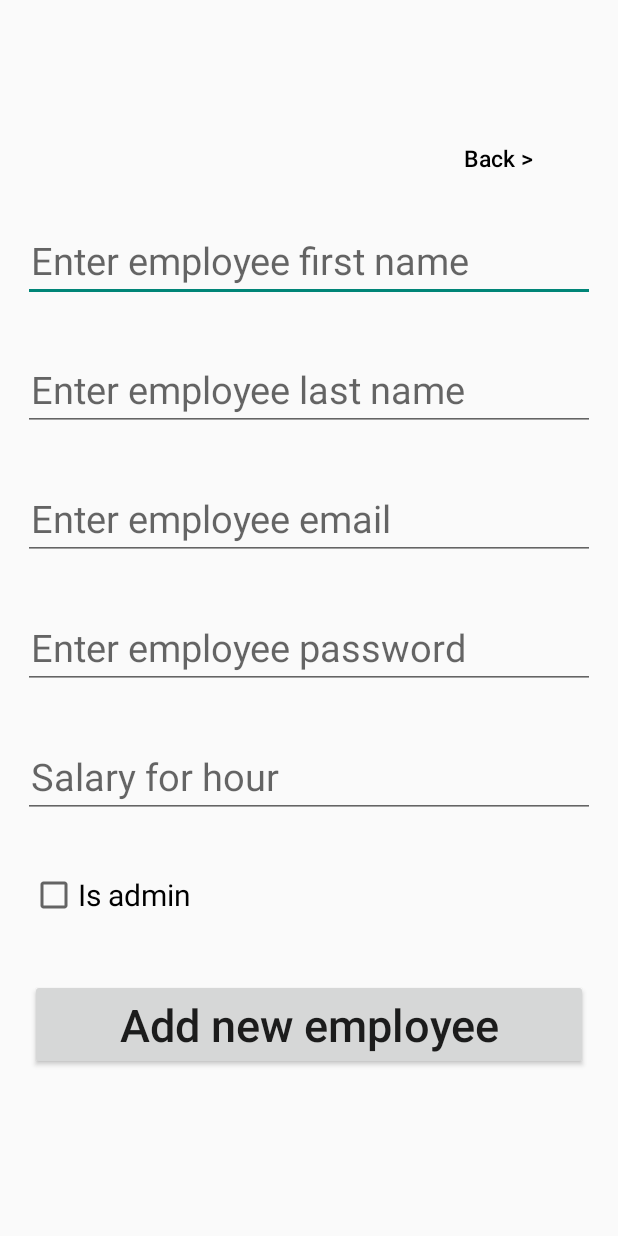
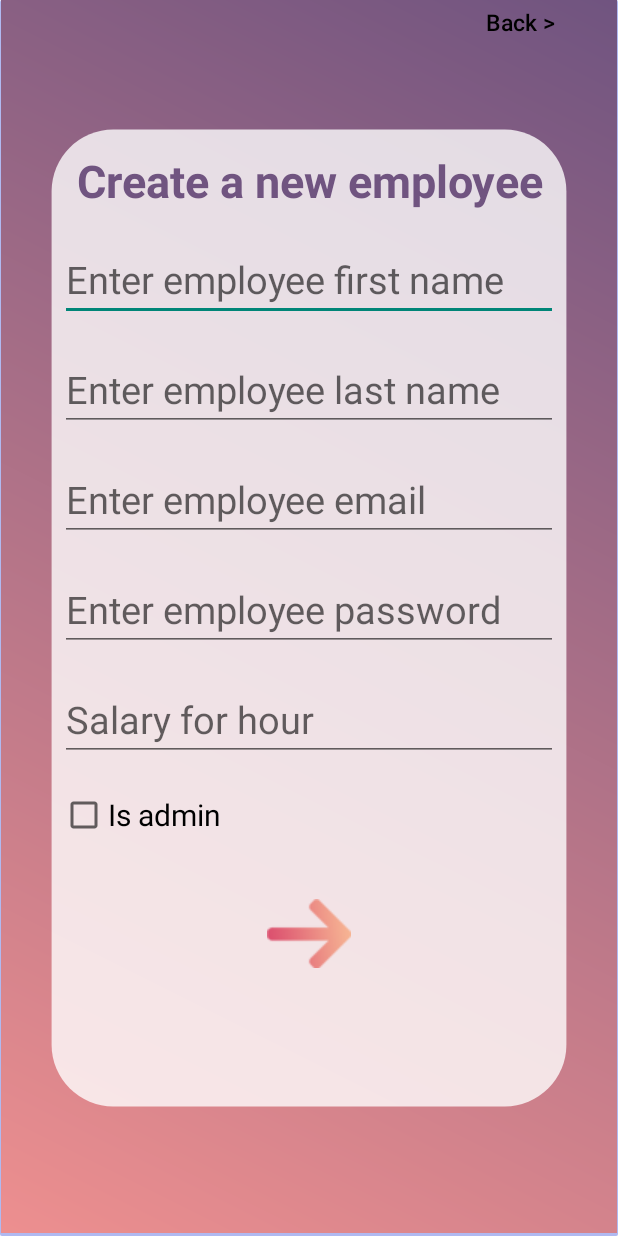
Before and after one commit to Maorm2/ShiftManagment, an Android app: the layout add_new_employee.xml on its own in the app's theme, with its tools: preview values and no code run, on a phone screen of 412 x 824 dp. Run offline under Robolectric (Android 15) with nearby library versions, the phone set to English and light mode, and no system bars.

Commit message:
add new employee

```diff
--- /dev/null
+++ b/app/src/main/res/drawable-v24/white_curve.xml
@@ -0,0 +1,43 @@
+<shape xmlns:android="http://schemas.android.com/apk/res/android"
+    android:shape="rectangle">
+
+    <corners
+        android:bottomRightRadius="9dp"
+        android:topRightRadius="9dp"
+        android:topLeftRadius="9dp"
+        android:bottomLeftRadius="9dp" />
+
+    <solid android:color="#C9FFFFFF"/>
+<!--
+    <gradient
+        android:angle="45"
+        android:centerX="float"
+        android:centerY="float"
+        android:endColor="#01f1fa"
+        android:gradientRadius="integer"
+        android:startColor="#0189ff"
+        android:type="sweep" />-->
+
+    If your shape requires only one solid color-->
+    <!--<solid
+        android:color="#FFFFFF" />-->
+
+    <size
+        android:width="80dp"
+        android:height="150dp" />
+
+
+    <!--Use android:dashWidth="2dp" and android:dashGap="2dp"
+    to add dashes to your stroke-->
+    <stroke
+        android:width="2dp"
+        android:color="#00FFFFFF" />
+
+    <!--If you want to add padding-->
+    <!-- <padding
+         android:left="10dp"
+         android:top="20dp"
+         android:right="40dp"
+         android:bottom="8dp" />-->
+
+</shape>
--- a/app/src/main/res/layout/add_new_employee.xml
+++ b/app/src/main/res/layout/add_new_employee.xml
@@ -3,16 +3,26 @@
     xmlns:android="http://schemas.android.com/apk/res/android"
     android:layout_width="match_parent"
     android:layout_height="match_parent"
-    android:orientation="vertical">
+    android:orientation="vertical"
+    android:background="@drawable/back_ground">
 
-    <LinearLayout
+    <FrameLayout
         android:layout_width="match_parent"
-        android:layout_height="wrap_content"
-        android:layout_weight="1">
+        android:layout_height="match_parent">
 
-    </LinearLayout>
+        <ImageView
+            android:layout_width="match_parent"
+            android:layout_height="match_parent"
+            android:src="@drawable/white_curve"
+            android:layout_margin="30dp">
 
+        </ImageView>
+        <LinearLayout
+            android:layout_width="match_parent"
+            android:layout_height="match_parent"
+            android:layout_weight="1" >
 
+        </LinearLayout>
     <LinearLayout
         android:layout_width="match_parent"
         android:layout_height="wrap_content"
@@ -25,7 +35,7 @@
             android:id="@+id/back_add_employee_Btn"
             android:layout_width="120dp"
             android:layout_height="30dp"
-            android:layout_marginEnd="20dp"
+            android:layout_marginEnd="5dp"
             android:layout_marginRight="20dp"
             android:layout_marginBottom="10dp"
             android:layout_gravity="right"
@@ -35,93 +45,94 @@
             android:textColor="@android:color/black"
             android:textSize="15dp"/>
 
+        <TextView
+            android:layout_width="match_parent"
+            android:layout_height="wrap_content"
+            android:textColor="@color/colorstyle3"
+            android:text="@string/create_a_new_employee"
+            android:textSize="30dp"
+            android:gravity="center"
+            android:textStyle="bold"
+            android:layout_marginTop="60dp"/>
         <EditText
             android:id="@+id/employee_first_name_ED"
             android:layout_width="match_parent"
             android:layout_height="wrap_content"
-            android:layout_marginTop="10dp"
             android:hint="@string/enter_employee_first_name"
             android:maxLines="1"
-            android:paddingStart="5dp"
             android:singleLine="true"
             android:textSize="25dp"
-            android:layout_margin="15dp"/>
+            android:layout_marginLeft="40dp"
+            android:layout_marginRight="40dp"
+            android:layout_marginTop="18dp"/>
 
         <EditText
             android:id="@+id/employee_last_name_ED"
             android:layout_width="match_parent"
             android:layout_height="wrap_content"
-            android:layout_marginTop="10dp"
             android:hint="@string/enter_employee_last_name"
             android:maxLines="1"
-            android:paddingStart="5dp"
             android:singleLine="true"
             android:textSize="25dp"
-            android:layout_margin="15dp"/>
+            android:layout_marginLeft="40dp"
+            android:layout_marginRight="40dp"
+            android:layout_marginTop="18dp"/>
 
         <EditText
             android:id="@+id/employee_mail_ED"
             android:layout_width="match_parent"
             android:layout_height="wrap_content"
-            android:layout_marginTop="10dp"
             android:hint="@string/Enter_employee_mail"
             android:maxLines="1"
-            android:paddingStart="5dp"
             android:singleLine="true"
             android:textSize="25dp"
-            android:layout_margin="15dp"/>
+            android:layout_marginLeft="40dp"
+            android:layout_marginRight="40dp"
+            android:layout_marginTop="18dp"/>
 
         <EditText
             android:id="@+id/employee_password_ED"
             android:layout_width="match_parent"
             android:layout_height="wrap_content"
-            android:layout_marginTop="10dp"
             android:hint="@string/Enter_employee_password"
             android:maxLines="1"
-            android:paddingStart="5dp"
             android:singleLine="true"
             android:textSize="25dp"
-            android:layout_margin="15dp"/>
+            android:layout_marginLeft="40dp"
+            android:layout_marginRight="40dp"
+            android:layout_marginTop="18dp"/>
 
         <EditText
             android:id="@+id/salary_for_hour_employee_ED"
             android:layout_width="match_parent"
             android:layout_height="wrap_content"
-            android:layout_marginTop="10dp"
             android:hint="@string/salary_for_hour"
             android:maxLines="1"
-            android:paddingStart="5dp"
             android:singleLine="true"
             android:textSize="25dp"
-            android:layout_margin="15dp"/>
+            android:layout_marginLeft="40dp"
+            android:layout_marginRight="40dp"
+            android:layout_marginTop="18dp"/>
 
         <CheckBox
             android:id="@+id/checkBox"
-            android:layout_width="match_parent"
+            android:layout_width="wrap_content"
             android:layout_height="wrap_content"
             android:text="@string/is_admin"
             android:textSize="20dp"
-            android:layout_margin="20dp"/>
+            android:layout_marginTop="20dp"
+            android:layout_marginStart="40dp"
+            android:layout_gravity="left"/>
 
-        <Button
+        <ImageView
             android:id="@+id/add_new_employee_Btn"
             android:layout_width="match_parent"
             android:layout_height="wrap_content"
-            android:layout_margin="20dp"
             android:text="@string/add_new_employee"
             android:textAllCaps="false"
-            android:textSize="30dp"/>
-
+           android:src="@drawable/right_arrow"
+            android:layout_marginTop="40dp"/>
     </LinearLayout>
-
-    <LinearLayout
-        android:layout_width="match_parent"
-        android:layout_height="wrap_content"
-        android:layout_weight="1">
-
-    </LinearLayout>
-
-
-
+    </FrameLayout>
 
 </LinearLayout>
--- a/app/src/main/res/values/strings.xml
+++ b/app/src/main/res/values/strings.xml
@@ -18,4 +18,5 @@
     <string name="enter_employee_first_name">Enter employee first name</string>
     <string name="enter_employee_last_name">Enter employee last name</string>
     <string name="add_new_employee">Add new employee</string>
+    <string name="create_a_new_employee">Create a new employee</string>
 </resources>
```
